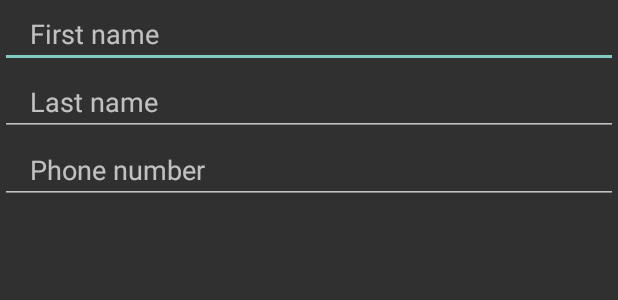
After one commit to zackm0571/Twillio-Contacts, an Android app: the layout add_contact_menu.xml on its own in the app's theme, with its tools: preview values and no code run, on a phone screen of 412 x 824 dp. The commit adds this screen. Shown: the top 300 px of the screen. Run offline under Robolectric (Android 15) with nearby library versions, the phone set to English and light mode, and no system bars.

Commit message:
Add contact floating action button

```diff
--- a/Android/TwilioContacts/app/src/main/res/layout/activity_main.xml
+++ b/Android/TwilioContacts/app/src/main/res/layout/activity_main.xml
@@ -1,6 +1,7 @@
 <?xml version="1.0" encoding="utf-8"?>
 <RelativeLayout xmlns:android="http://schemas.android.com/apk/res/android"
     xmlns:tools="http://schemas.android.com/tools"
+    android:id="@+id/mainViewGroup"
     android:layout_width="match_parent"
     android:layout_height="match_parent"
     tools:context="com.zackmatthews.twiliocontacts.MainActivity">
--- /dev/null
+++ b/Android/TwilioContacts/app/src/main/res/layout/add_contact_menu.xml
@@ -0,0 +1,30 @@
+<?xml version="1.0" encoding="utf-8"?>
+<LinearLayout
+    xmlns:android="http://schemas.android.com/apk/res/android" android:layout_width="match_parent"
+    android:layout_height="match_parent"
+    android:orientation="vertical">
+    <EditText
+        android:id="@+id/add_Contact_tv_firstName"
+        android:layout_width="match_parent"
+        android:layout_height="wrap_content"
+        android:paddingLeft="20dp"
+        android:paddingRight="20dp"
+        android:inputType="textPersonName"
+        android:hint="@string/first_name_hint"/>
+    <EditText
+        android:id="@+id/add_Contact_tv_lastName"
+        android:layout_width="match_parent"
+        android:layout_height="wrap_content"
+        android:paddingLeft="20dp"
+        android:paddingRight="20dp"
+        android:inputType="textPersonName"
+        android:hint="@string/last_name_hint"/>
+    <EditText
+        android:id="@+id/add_Contact_tv_phoneNumber"
+        android:layout_width="match_parent"
+        android:layout_height="wrap_content"
+        android:paddingLeft="20dp"
+        android:paddingRight="20dp"
+        android:inputType="phone"
+        android:hint="@string/phone_number_hint"/>
+</LinearLayout>
--- a/Android/TwilioContacts/app/src/main/res/values/strings.xml
+++ b/Android/TwilioContacts/app/src/main/res/values/strings.xml
@@ -2,4 +2,5 @@
     <string name="app_name">TwilioContacts</string>
     <string name="first_name_hint">First name</string>
     <string name="last_name_hint">Last name</string>
+    <string name="phone_number_hint">Phone number</string>
 </resources>
```
Also changed, not shown: Android/TwilioContacts/app/src/main/java/com/zackmatthews/twiliocontacts/MainActivity.java (+82 -0 lines), Android/TwilioContacts/app/src/main/java/com/zackmatthews/twiliocontacts/models/Contact.java (+9 -0 lines).
